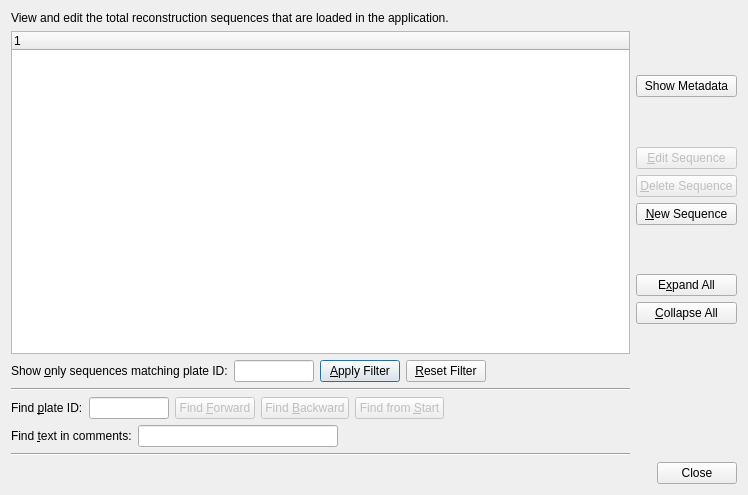
First picture: the form in src/qt-widgets/TotalReconstructionSequencesDialogUi.ui, repository GPlates/GPlates, before the edit.
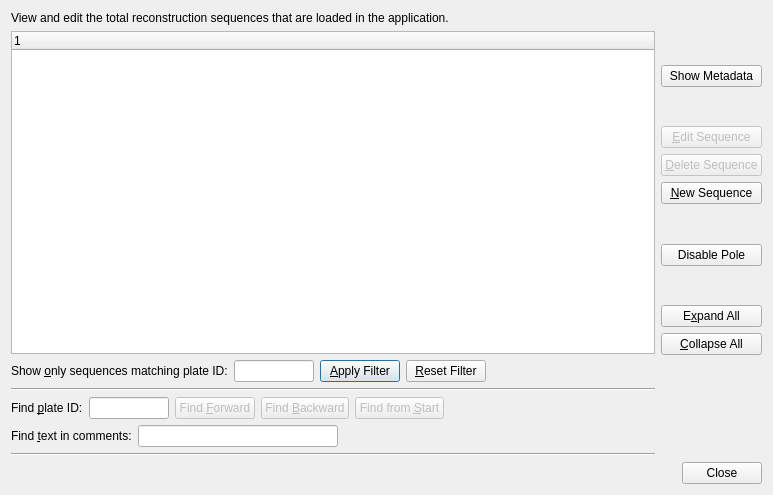
Second picture: the form after the edit.

Commit message: (trunk) Add disable pole button.

Patch:
```diff
--- a/src/qt-widgets/TotalReconstructionSequencesDialogUi.ui
+++ b/src/qt-widgets/TotalReconstructionSequencesDialogUi.ui
@@ -6,7 +6,7 @@
    <rect>
     <x>0</x>
     <y>0</y>
-    <width>748</width>
+    <width>773</width>
     <height>495</height>
    </rect>
   </property>
@@ -300,6 +300,26 @@
          </property>
         </widget>
        </item>
+       <item>
+        <spacer name="verticalSpacer_7">
+         <property name="orientation">
+          <enum>Qt::Vertical</enum>
+         </property>
+         <property name="sizeHint" stdset="0">
+          <size>
+           <width>20</width>
+           <height>40</height>
+          </size>
+         </property>
+        </spacer>
+       </item>
+       <item>
+        <widget class="QPushButton" name="disable_enable_pole_button">
+         <property name="text">
+          <string>Disable Pole</string>
+         </property>
+        </widget>
+       </item>
        <item>
         <spacer name="verticalSpacer_4">
          <property name="orientation">
```
The commit also changes 3 other files.
